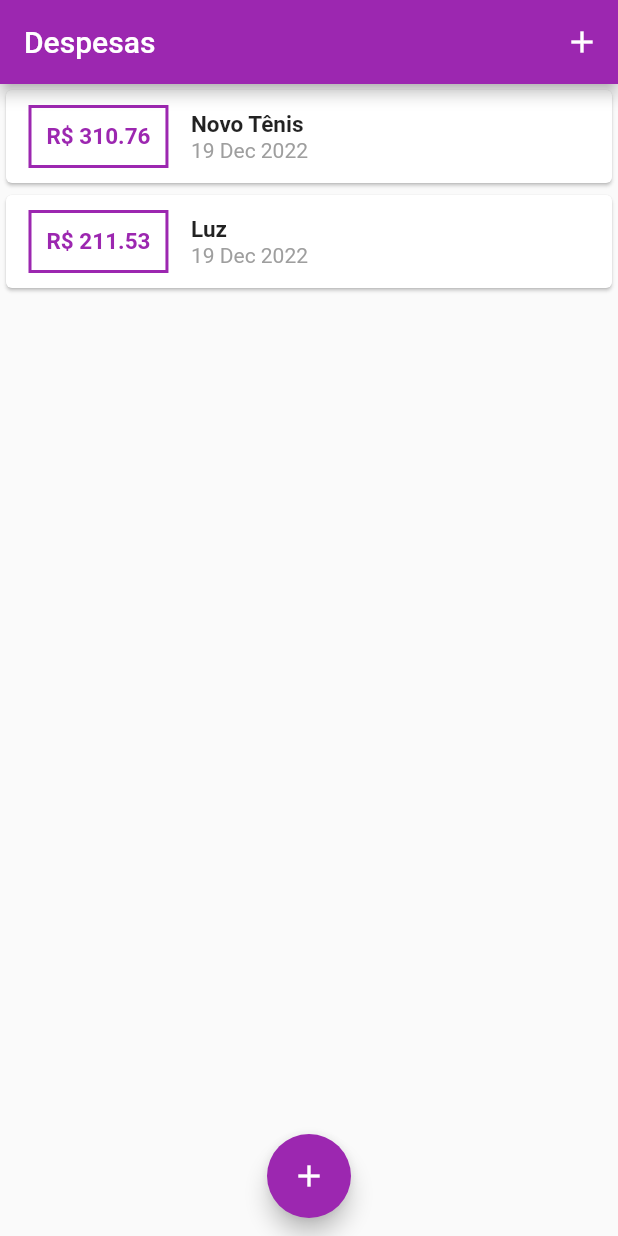
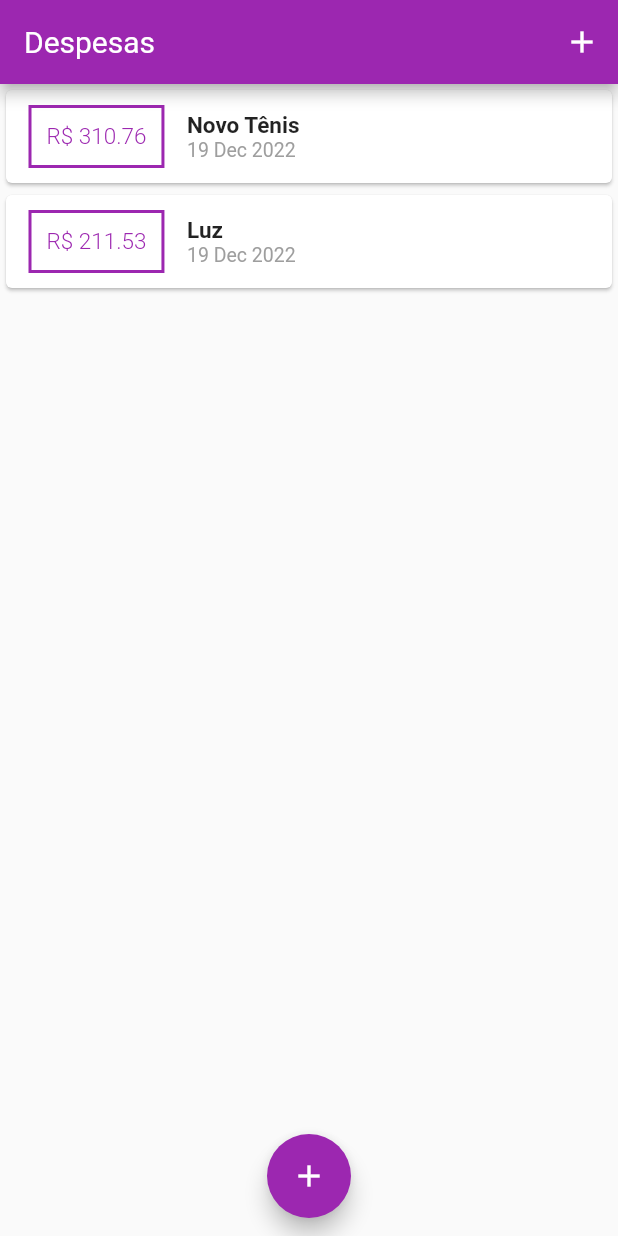
Before and after one commit to menesesdev/Despesas_Pessoais, a Flutter app: the screen it shows after launch, on a phone screen of 412 x 824 dp. Run offline on Flutter 3.47's test engine with Material 2 defaults, Android fonts, the phone set to English and light mode, and no system bars.

Commit message:
Adicionando uma nova fonte: Roboto

```diff
--- a/lib/components/transaction_list.dart
+++ b/lib/components/transaction_list.dart
@@ -37,7 +37,7 @@ class TransactionList extends StatelessWidget {
                   child: Text(
                     'R\$ ' + tr.value.toStringAsFixed(2),
                     style: TextStyle(
-                      fontWeight: FontWeight.bold,
+                      fontWeight: FontWeight.w100,
                       fontSize: 15,
                       color: Theme.of(context).primaryColor,
                     ),
@@ -57,6 +57,7 @@ class TransactionList extends StatelessWidget {
                       DateFormat('d MMM y').format(tr.date),
                       style: TextStyle(
                         color: Colors.grey,
+                        fontSize: 13,
                       ),
                     ),
                   ],
--- a/lib/main.dart
+++ b/lib/main.dart
@@ -19,6 +19,7 @@ class ExpensesApp extends StatelessWidget {
       theme: ThemeData(
         primarySwatch: Colors.purple,
        //accentColor: Colors.black87,
+       fontFamily: 'Roboto',
       ),
     );
   }
```
Also changed, not shown: pubspec.yaml (+8 -6 lines), assets/fonts/Roboto-Black.ttf (added), assets/fonts/Roboto-BlackItalic.ttf (added), assets/fonts/Roboto-Bold.ttf (added), assets/fonts/Roboto-BoldItalic.ttf (added), assets/fonts/Roboto-Italic.ttf (added), assets/fonts/Roboto-Light.ttf (added), assets/fonts/Roboto-LightItalic.ttf (added), assets/fonts/Roboto-Medium.ttf (added), assets/fonts/Roboto-MediumItalic.ttf (added), assets/fonts/Roboto-Regular.ttf (added), assets/fonts/Roboto-Thin.ttf (added), assets/fonts/Roboto-ThinItalic.ttf (added).
